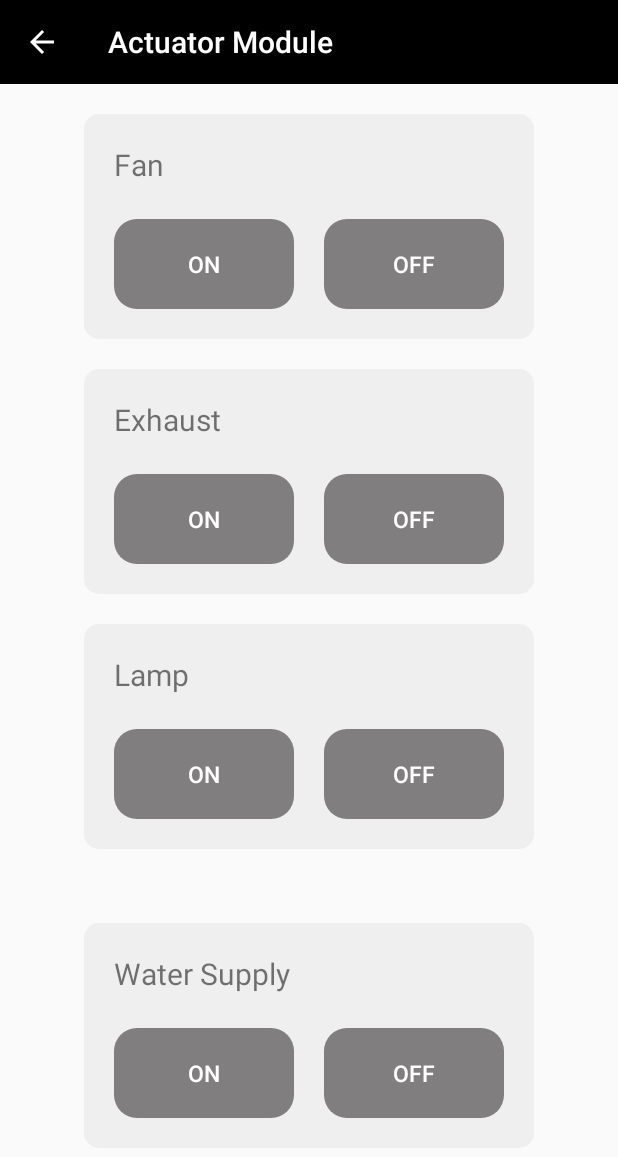
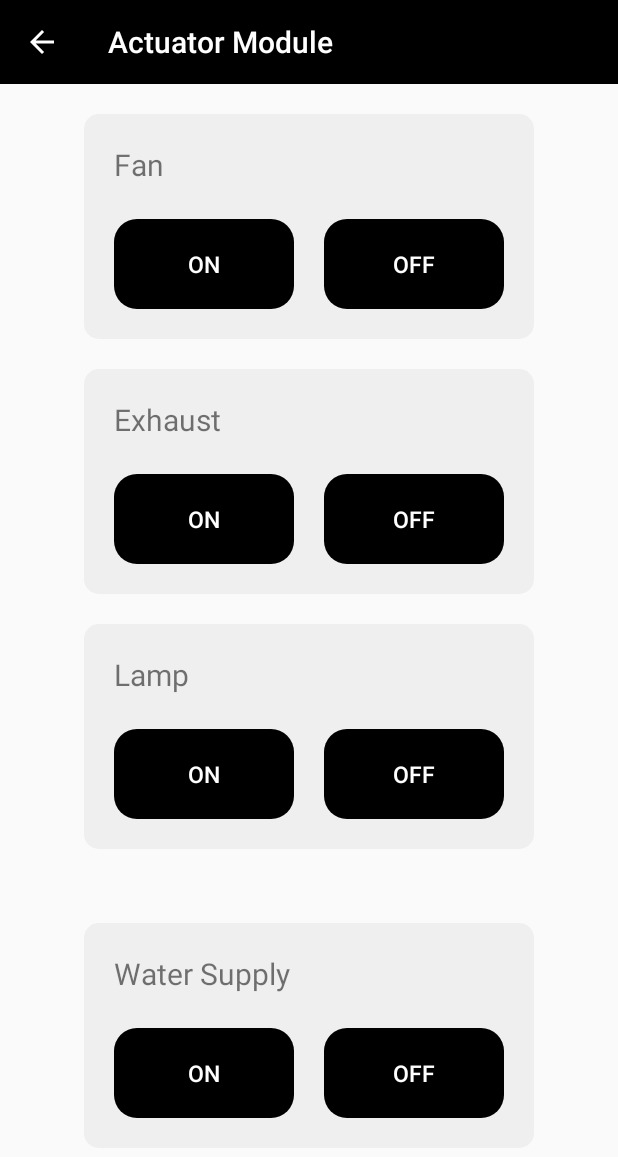
Before and after one commit to Shubhamdhakad432/-greenhouse_monitoring, an Android app: the Actuator screen opened directly, with no data from a screen before it, on a phone screen of 412 x 824 dp. Shown: the top 1157 px of the screen. Run offline under Robolectric (Android 15) with nearby library versions, the phone set to English and light mode, and no system bars; libraries missing offline, so code that uses them is left out: org.eclipse.paho; network calls fail.

Commit message:
Update actuater module button

```diff
--- a/app/src/main/res/layout/activity_actuator.xml
+++ b/app/src/main/res/layout/activity_actuator.xml
@@ -47,7 +47,7 @@
                     android:layout_height="60dp"
                     android:layout_gravity="center"
                     android:layout_marginStart="20dp"
-                    android:background="@drawable/roundbutton_actuator"
+                    android:background="@drawable/roundbutton"
                     android:text="@string/on_switch"
                     android:textColor="#FFF"
                     android:textSize="15sp" />
@@ -58,7 +58,7 @@
                     android:layout_height="60dp"
                     android:layout_gravity="center"
                     android:layout_marginStart="20dp"
-                    android:background="@drawable/roundbutton_actuator"
+                    android:background="@drawable/roundbutton"
                     android:text="@string/off_switch"
                     android:textColor="#FFF"
                     android:textSize="15sp" />
@@ -98,7 +98,7 @@
                     android:layout_height="60dp"
                     android:layout_gravity="center"
                     android:layout_marginStart="20dp"
-                    android:background="@drawable/roundbutton_actuator"
+                    android:background="@drawable/roundbutton"
                     android:text="@string/on_switch"
                     android:textColor="#FFF"
                     android:textSize="15sp" />
@@ -109,7 +109,7 @@
                     android:layout_height="60dp"
                     android:layout_gravity="center"
                     android:layout_marginStart="20dp"
-                    android:background="@drawable/roundbutton_actuator"
+                    android:background="@drawable/roundbutton"
                     android:text="@string/off_switch"
                     android:textColor="#FFF"
                     android:textSize="15sp" />
@@ -149,7 +149,7 @@
                     android:layout_height="60dp"
                     android:layout_gravity="center"
                     android:layout_marginStart="20dp"
-                    android:background="@drawable/roundbutton_actuator"
+                    android:background="@drawable/roundbutton"
                     android:text="@string/on_switch"
                     android:textColor="#FFF"
                     android:textSize="15sp" />
@@ -160,7 +160,7 @@
                     android:layout_height="60dp"
                     android:layout_gravity="center"
                     android:layout_marginStart="20dp"
-                    android:background="@drawable/roundbutton_actuator"
+                    android:background="@drawable/roundbutton"
                     android:text="@string/off_switch"
                     android:textColor="#FFF"
                     android:textSize="15sp" />
@@ -202,7 +202,7 @@
                     android:layout_height="60dp"
                     android:layout_gravity="center"
                     android:layout_marginStart="20dp"
-                    android:background="@drawable/roundbutton_actuator"
+                    android:background="@drawable/roundbutton"
                     android:text="@string/on_switch"
                     android:textColor="#FFF"
                     android:textSize="15sp" />
@@ -213,7 +213,7 @@
                     android:layout_height="60dp"
                     android:layout_gravity="center"
                     android:layout_marginStart="20dp"
-                    android:background="@drawable/roundbutton_actuator"
+                    android:background="@drawable/roundbutton"
                     android:text="@string/off_switch"
                     android:textColor="#FFF"
                     android:textSize="15sp" />
```
